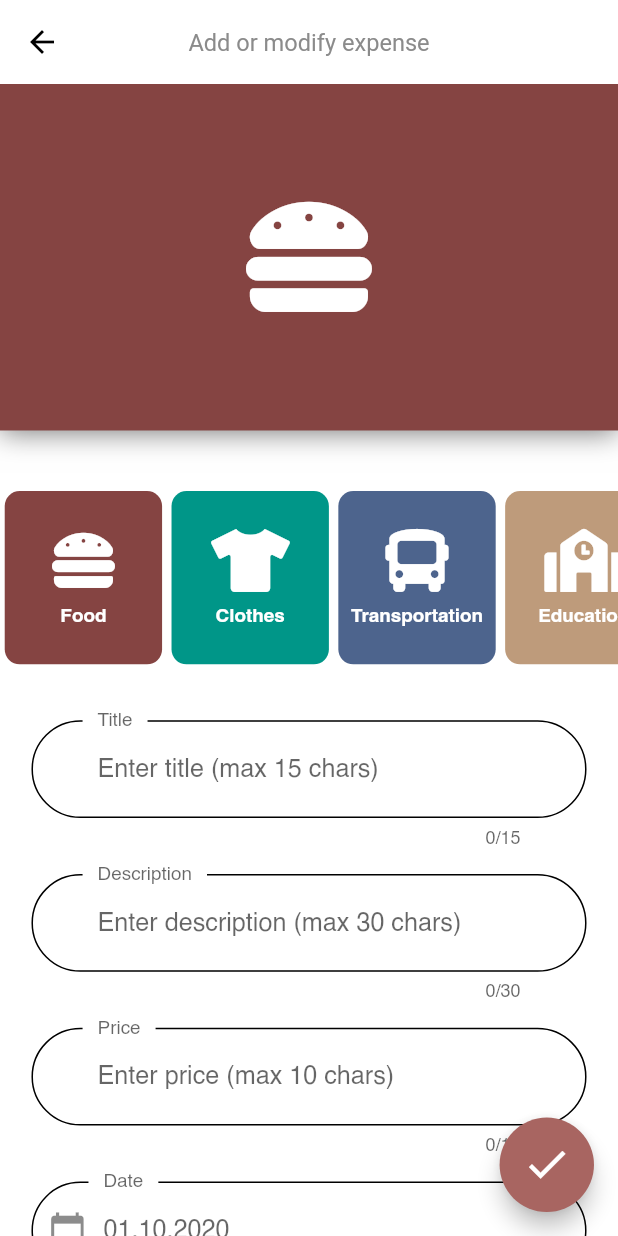
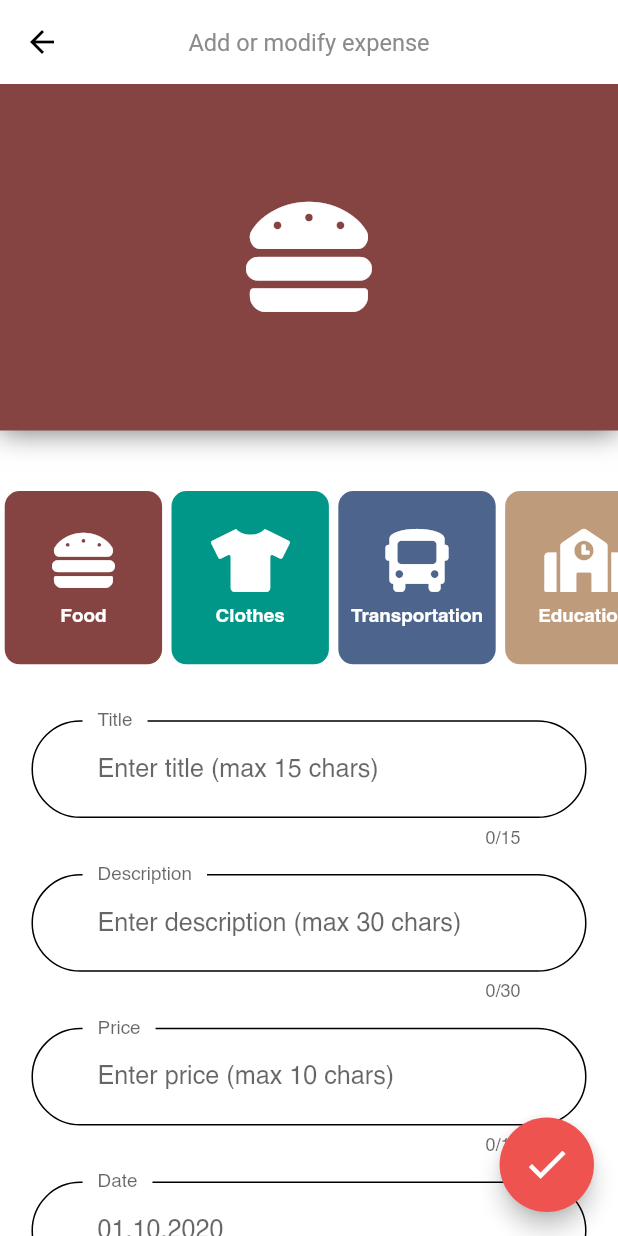
Before and after one commit to gaborvlad13/ExpensesApp, a Flutter app: the MainScreen screen opened by its route, after a tap on the "add" icon, on a phone screen of 412 x 824 dp. Run offline on Flutter 3.47's test engine with Material 2 defaults, Android fonts, the phone set to English and light mode, and no system bars; our stand-ins replace cloud_firestore, device_preview, firebase_auth, firebase_core, flutter_screenutil, flutter_staggered_animations and 3 more; missing offline and left inert: flutter_facebook_login; accounts and stored records are empty; statements that could not run were skipped.

Commit message:
search bar beta

```diff
--- a/lib/config/palette.dart
+++ b/lib/config/palette.dart
@@ -1,8 +1,8 @@
 import 'package:flutter/material.dart';
 
-const kPrimaryColor = Color(0xFF007373);
+const kPrimaryColor = Color(0xFF00796B);
 const kScaffoldBackgroundColor = Colors.white;
-const kAccentColor = Color(0xFFA86561);
+const kAccentColor = Color(0xFFEF5350);
 const kTextColor = Colors.black;
 const kGoogleColor = Color.fromRGBO(219, 68, 55, 1);
 const kFacebookColor = Color.fromRGBO(66, 103, 178, 1);
--- a/lib/main.dart
+++ b/lib/main.dart
@@ -33,7 +33,6 @@ class MyApp extends StatelessWidget {
         routes: {
           LoginScreen.routeName: (context) => LoginScreen(),
           MainScreen.routeName: (context) => MainScreen(),
-          AddScreen.routeName: (context) => AddScreen(),
         },
       ),
     );
--- a/lib/screens/add_screen.dart
+++ b/lib/screens/add_screen.dart
@@ -11,6 +11,9 @@ import '../widgets/add_screen/category_header_image.dart';
 
 class AddScreen extends StatefulWidget {
   static const routeName = 'add_page';
+  final Expense _expense;
+  AddScreen(this._expense);
+
   @override
   _AddScreenState createState() => _AddScreenState();
 }
@@ -18,7 +21,19 @@ class AddScreen extends StatefulWidget {
 class _AddScreenState extends State<AddScreen> {
   final FormController _formController = FormController();
   final _db = Database();
-  String _categoryKey = "food";
+  String _categoryKey;
+  String _id;
+  @override
+  void initState() {
+    if (widget._expense != null) {
+      _categoryKey = widget._expense.category;
+      _id = widget._expense.id;
+    } else {
+      _categoryKey = "food";
+      _id = "";
+    }
+    super.initState();
+  }
 
   void _modifyHeader(String key) {
     setState(() {
@@ -34,17 +49,25 @@ class _AddScreenState extends State<AddScreen> {
     BuildContext ctx,
   ) async {
     try {
-      final userProvider = Provider.of<UserLocal>(context, listen: false);
-      Navigator.of(context).pop();
-      dynamic result = _db.addExpense(
-        userProvider.uid,
-        Expense(
+      Expense expense = Expense(
         category: _categoryKey,
         date: date,
         description: description,
         price: price,
         title: title,
-        ),
+      );
+      final userProvider = Provider.of<UserLocal>(context, listen: false);
+      dynamic result;
+      if (_id == "") {
+        result = _db.addExpense(
+          userProvider.uid,
+          expense,
+        );
+      } else
+        result = _db.updateExpense(
+          userProvider.uid,
+          _id,
+          expense,
         );
       return result;
     } catch (e) {
@@ -63,10 +86,13 @@ class _AddScreenState extends State<AddScreen> {
         body: SingleChildScrollView(
           child: Column(
             children: [
-              CategoryHeaderImage(
+              Hero(
+                tag: _id,
+                child: CategoryHeaderImage(
                   _categoryKey,
                   Categories.categories[_categoryKey].icon,
                   Categories.categories[_categoryKey].linearGradient,
+                ),
               ),
               SizedBox(
                 height: ScreenUtil().setHeight(30),
@@ -78,8 +104,14 @@ class _AddScreenState extends State<AddScreen> {
                 ),
                 width: double.infinity,
                 child: DetailsForm(
+                  widget._expense != null ? widget._expense.title : null,
+                  widget._expense != null ? widget._expense.description : null,
+                  widget._expense != null ? widget._expense.price : null,
+                  widget._expense != null
+                      ? widget._expense.date
+                      : DateTime.now(),
+                  _formController,
                   _addProduct,
-                  _formController,
                 ),
               ),
             ],
@@ -96,7 +128,8 @@ class _AddScreenState extends State<AddScreen> {
       child: FittedBox(
         child: FloatingActionButton(
           onPressed: () async {
-            await _formController.submitForm();
+            dynamic result = await _formController.submitForm();
+            if (result != null) Navigator.of(context).pop();
           },
           child: Icon(
             Icons.check,
--- a/lib/screens/main_screen.dart
+++ b/lib/screens/main_screen.dart
@@ -19,8 +19,26 @@ class MainScreen extends StatefulWidget {
 class _MainScreenState extends State<MainScreen> {
   int _selectedPosition = 0;
   final _tabs = ["Home", "Stats", "Ceva", "Settings"];
-  final _pages = [
-    HistoryPage(),
+  var _pages;
+  bool _loaded = false;
+  @override
+  void didChangeDependencies() {
+    if (!_loaded) {
+      _pages = [
+        StreamProvider<List<Expense>>.value(
+          initialData: [
+            Expense(
+              id: "initial",
+              category: "",
+              date: DateTime.now(),
+              description: "",
+              price: 0.00,
+              title: "",
+            ),
+          ],
+          value: Database().getExpenses(Provider.of<UserLocal>(context).uid),
+          child: HistoryPage(),
+        ),
         Container(
           child: Text("test"),
         ),
@@ -31,6 +49,11 @@ class _MainScreenState extends State<MainScreen> {
           child: Text("test"),
         ),
       ];
+      _loaded = true;
+    }
+    super.didChangeDependencies();
+  }
+
   @override
   Widget build(BuildContext context) {
     ScreenUtil.init(context,
@@ -46,8 +69,12 @@ class _MainScreenState extends State<MainScreen> {
           child: FittedBox(
             child: FloatingActionButton(
               onPressed: () {
-                Navigator.pushNamed(context, AddScreen.routeName,
-                    arguments: null);
+                Navigator.push(
+                  context,
+                  MaterialPageRoute(
+                    builder: (context) => AddScreen(null),
+                  ),
+                );
               },
               child: Icon(
                 Icons.add,
--- a/lib/widgets/add_screen/details_form.dart
+++ b/lib/widgets/add_screen/details_form.dart
@@ -1,5 +1,6 @@
 import 'package:ExpensesApp/config/palette.dart';
 import 'package:ExpensesApp/config/theme.dart';
+import 'package:ExpensesApp/models/expense.dart';
 import 'package:flutter/material.dart';
 import 'package:flutter/rendering.dart';
 import 'package:flutter/services.dart';
@@ -11,6 +12,10 @@ class FormController {
 }
 
 class DetailsForm extends StatefulWidget {
+  final String _initialTitle;
+  final String _initialDescription;
+  final double _initialPrice;
+  final DateTime _initialDate;
   final FormController _controller;
   final Function(
     String title,
@@ -21,16 +26,22 @@ class DetailsForm extends StatefulWidget {
   ) _submitForm;
 
   DetailsForm(
+    this._initialTitle,
+    this._initialDescription,
+    this._initialPrice,
+    this._initialDate,
+    this._controller,
     this._submitForm,
-    this._controller,
   );
   @override
-  _DetailsFormState createState() => _DetailsFormState(_controller);
+  _DetailsFormState createState() => _DetailsFormState(
+        _controller,
+      );
 }
 
 class _DetailsFormState extends State<DetailsForm> {
   final GlobalKey<FormState> _formKey = GlobalKey();
-  DateTime _date = DateTime.now();
+  DateTime _date;
   String _title;
   String _description;
   double _price;
@@ -40,6 +51,15 @@ class _DetailsFormState extends State<DetailsForm> {
 
   _DetailsFormState(FormController _controller) {
     _controller.submitForm = _submitForm;
+  }
+
+  @override
+  void initState() {
+    _title = widget._initialTitle;
+    _description = widget._initialDescription;
+    _price = widget._initialPrice;
+    _date = widget._initialDate;
+    super.initState();
   }
 
   @override
@@ -129,29 +149,9 @@ class _DetailsFormState extends State<DetailsForm> {
       focusNode: _focusDate,
       textInputAction: TextInputAction.next,
       keyboardType: TextInputType.number,
-      decoration: InputDecoration(
-        prefixIcon: Padding(
-          padding: EdgeInsets.symmetric(
-            horizontal: ScreenUtil().setWidth(10),
-          ),
-          child: Icon(
-            Icons.calendar_today,
-            size: ScreenUtil().setSp(25),
-          ),
-        ),
-        contentPadding: EdgeInsets.symmetric(
-          horizontal: ScreenUtil().setWidth(42),
-          vertical: ScreenUtil().setHeight(20),
-        ),
-        labelText: 'Date',
-        labelStyle: TextStyle(
-          fontSize: ScreenUtil().setSp(16),
-        ),
-        hintText: DateFormat("dd.MM.yyy").format(_date),
-        hintStyle: TextStyle(
-          fontSize: ScreenUtil().setSp(16),
-        ),
-        floatingLabelBehavior: FloatingLabelBehavior.always,
+      decoration: _textFieldDecoration(
+        "Date",
+        DateFormat("dd.MM.yyy").format(_date),
       ),
     );
   }
@@ -174,6 +174,7 @@ class _DetailsFormState extends State<DetailsForm> {
 
   TextFormField _buildTitleFormField() {
     return TextFormField(
+        initialValue: _title,
         textCapitalization: TextCapitalization.sentences,
         maxLength: 15,
         onSaved: (newValue) => _title = newValue,
@@ -190,6 +191,7 @@ class _DetailsFormState extends State<DetailsForm> {
 
   TextFormField _buildDescriptionFormField() {
     return TextFormField(
+      initialValue: _description,
       textCapitalization: TextCapitalization.sentences,
       maxLength: 30,
       onSaved: (newValue) => _description = newValue,
@@ -208,6 +210,7 @@ class _DetailsFormState extends State<DetailsForm> {
 
   TextFormField _buildPriceFormField() {
     return TextFormField(
+        initialValue: _price != null ? removeDecimalZeroFormat(_price) : null,
         maxLength: 10,
         onSaved: (newValue) => _price = double.parse(newValue),
         style: TextStyle(
@@ -242,4 +245,8 @@ class _DetailsFormState extends State<DetailsForm> {
       floatingLabelBehavior: FloatingLabelBehavior.always,
     );
   }
+
+  String removeDecimalZeroFormat(double n) {
+    return n.toStringAsFixed(n.truncateToDouble() == n ? 0 : 1);
+  }
 }
--- /dev/null
+++ b/lib/widgets/main_screen/enums.dart
@@ -0,0 +1,5 @@
+enum SearchType {
+  Everything,
+  Title,
+  Description,
+}
--- a/lib/widgets/main_screen/grid_manager.dart
+++ b/lib/widgets/main_screen/grid_manager.dart
@@ -2,6 +2,7 @@ import 'package:ExpensesApp/config/palette.dart';
 import 'package:ExpensesApp/models/expense.dart';
 import 'package:ExpensesApp/models/user_local.dart';
 import 'package:ExpensesApp/screens/add_screen.dart';
+import 'package:ExpensesApp/widgets/main_screen/enums.dart';
 import 'package:ExpensesApp/widgets/main_screen/grid_builder.dart';
 import 'package:flutter/material.dart';
 import 'package:flutter_screenutil/screenutil.dart';
@@ -12,9 +13,13 @@ import 'package:provider/provider.dart';
 import 'grid_item.dart';
 
 class GridManager extends StatelessWidget {
+  final List<Expense> _list;
+  final String _val;
+  final SearchType _searchType;
+  GridManager(this._list, this._val, this._searchType);
+
   @override
   Widget build(BuildContext context) {
-    final _list = Provider.of<List<Expense>>(context);
     if (_list == null || _list.length == 0) {
       return SliverToBoxAdapter(
         child: Padding(
@@ -33,11 +38,28 @@ class GridManager extends StatelessWidget {
       );
     } else if (_list[0].id == "initial") {
       return SliverToBoxAdapter(
-        child: Center(
-          child: CircularProgressIndicator(),
+        child: SizedBox(
+          height: ScreenUtil.screenHeight,
+          width: ScreenUtil.screenWidth,
+          child: Center(
+            child: CircularProgressIndicator(),
+          ),
         ),
       );
-    } else
+    } else {
+      //print(_val);
+      if (_val != null) {
+        List<Expense> listAux;
+        if (_searchType == SearchType.Title)
+          listAux =
+              _list.where((element) => element.title.contains(_val)).toList();
+        else if (_searchType == SearchType.Description)
+          listAux = _list
+              .where((element) => element.description.contains(_val))
+              .toList();
+        return GridBuilder(listAux);
+      }
       return GridBuilder(_list);
+    }
   }
 }
--- a/lib/widgets/main_screen/history_sliver_header.dart
+++ b/lib/widgets/main_screen/history_sliver_header.dart
@@ -29,10 +29,10 @@ class Delegate extends SliverPersistentHeaderDelegate {
             text: "Total",
           ),
           Tab(
-            text: "Week",
+            text: "Weekly",
           ),
           Tab(
-            text: "Month",
+            text: "Monthly",
           ),
           Tab(
             text: "Date pick",
--- a/lib/widgets/main_screen/pages/history_page.dart
+++ b/lib/widgets/main_screen/pages/history_page.dart
@@ -1,16 +1,47 @@
 import 'package:ExpensesApp/models/expense.dart';
 import 'package:ExpensesApp/models/user_local.dart';
 import 'package:ExpensesApp/providers/database.dart';
+import 'package:ExpensesApp/widgets/main_screen/enums.dart';
 import 'package:ExpensesApp/widgets/main_screen/grid_manager.dart';
 import 'package:ExpensesApp/widgets/main_screen/history_sliver_header.dart';
 import 'package:flutter/material.dart';
 import 'package:flutter_screenutil/screenutil.dart';
 import 'package:provider/provider.dart';
 
-class HistoryPage extends StatelessWidget {
+class HistoryPage extends StatefulWidget {
+  @override
+  _HistoryPageState createState() => _HistoryPageState();
+}
+
+class _HistoryPageState extends State<HistoryPage> {
+  String _val;
+  SearchType _searchType = SearchType.Description;
+  TextEditingController _searchController = TextEditingController();
+
+  _onChangedListener() {
+    //print(_searchController.text);
+    setState(() {
+      _val = _searchController.text;
+    });
+  }
+
+  @override
+  void initState() {
+    _searchController.addListener(_onChangedListener);
+
+    super.initState();
+  }
+
+  @override
+  void dispose() {
+    _searchController.removeListener(_onChangedListener);
+    _searchController.dispose();
+    super.dispose();
+  }
+
   @override
   Widget build(BuildContext context) {
-    final userProvider = Provider.of<UserLocal>(context);
+    var provider = Provider.of<List<Expense>>(context);
     return DefaultTabController(
       length: 4,
       child: CustomScrollView(
@@ -18,21 +49,13 @@ class HistoryPage extends StatelessWidget {
         slivers: [
           SliverAppBar(
             title: buildTextField(),
+            //leading: Icon(Icons.meu),
           ),
           HistorySliverHeader(),
-          StreamProvider<List<Expense>>.value(
-            initialData: [
-              Expense(
-                id: "initial",
-                category: "",
-                date: DateTime.now(),
-                description: "",
-                price: 0.00,
-                title: "",
-              ),
-            ],
-            value: Database().getExpenses(userProvider.uid),
-            child: GridManager(),
+          GridManager(
+            provider,
+            _val,
+            _searchType,
           ),
         ],
       ),
@@ -46,6 +69,7 @@ class HistoryPage extends StatelessWidget {
       gapPadding: 10,
     );
     return TextField(
+      controller: _searchController,
       decoration: InputDecoration(
         hintText: "Search something",
         hintStyle: TextStyle(
@@ -55,10 +79,9 @@ class HistoryPage extends StatelessWidget {
         border: outlineInputBorder,
         focusedBorder: outlineInputBorder,
         enabledBorder: outlineInputBorder,
-        suffixIcon: Icon(Icons.filter_list),
         icon: Padding(
           padding: EdgeInsets.only(left: 20),
-          child: Icon(Icons.search),
+          child: Icon(Icons.menu),
         ),
       ),
     );
--- a/pubspec.yaml
+++ b/pubspec.yaml
@@ -34,8 +34,8 @@ dependencies:
   google_sign_in: ^4.5.3
   flutter_facebook_login: ^3.0.0
   focused_menu: ^1.0.1
-  auto_animated: ^2.1.0
   flutter_staggered_animations: "^0.1.2"
+  flappy_search_bar: ^1.7.2
   # The following adds the Cupertino Icons font to your application.
   # Use with the CupertinoIcons class for iOS style icons.
   cupertino_icons: ^0.1.3
```
Also changed, not shown: lib/providers/database.dart (+23 -2 lines), lib/widgets/main_screen/grid_builder.dart (+26 -9 lines), lib/widgets/main_screen/grid_item.dart (+10 -3 lines), pubspec.lock. Lines whose indentation alone changed are shown as unchanged.
